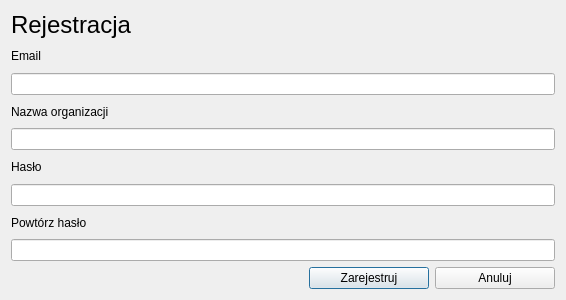
First picture: the form in usemaps_lite/ui/register.ui, repository gis-support/usemaps-lite-plugin, before the edit.
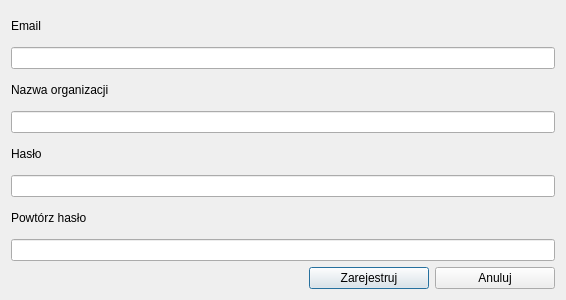
Second picture: the form after the edit. Custom widgets are drawn as their Qt base class.

The edit to the form file:
```diff
--- a/usemaps_lite/ui/register.ui
+++ b/usemaps_lite/ui/register.ui
@@ -27,14 +27,7 @@
   </property>
   <layout class="QVBoxLayout" name="verticalLayout">
    <item>
-    <widget class="QLabel" name="label_4">
-     <property name="text">
-      <string>&lt;html&gt;&lt;head/&gt;&lt;body&gt;&lt;p&gt;&lt;span style=&quot; font-size:18pt;&quot;&gt;Rejestracja&lt;/span&gt;&lt;/p&gt;&lt;/body&gt;&lt;/html&gt;</string>
-     </property>
-    </widget>
-   </item>
-   <item>
-    <widget class="QLabel" name="label_5">
+    <widget class="QLabel" name="email_label">
      <property name="text">
       <string>Email</string>
      </property>
```
Left out of the diff: 8 changed lines with no effect on the pictures.
